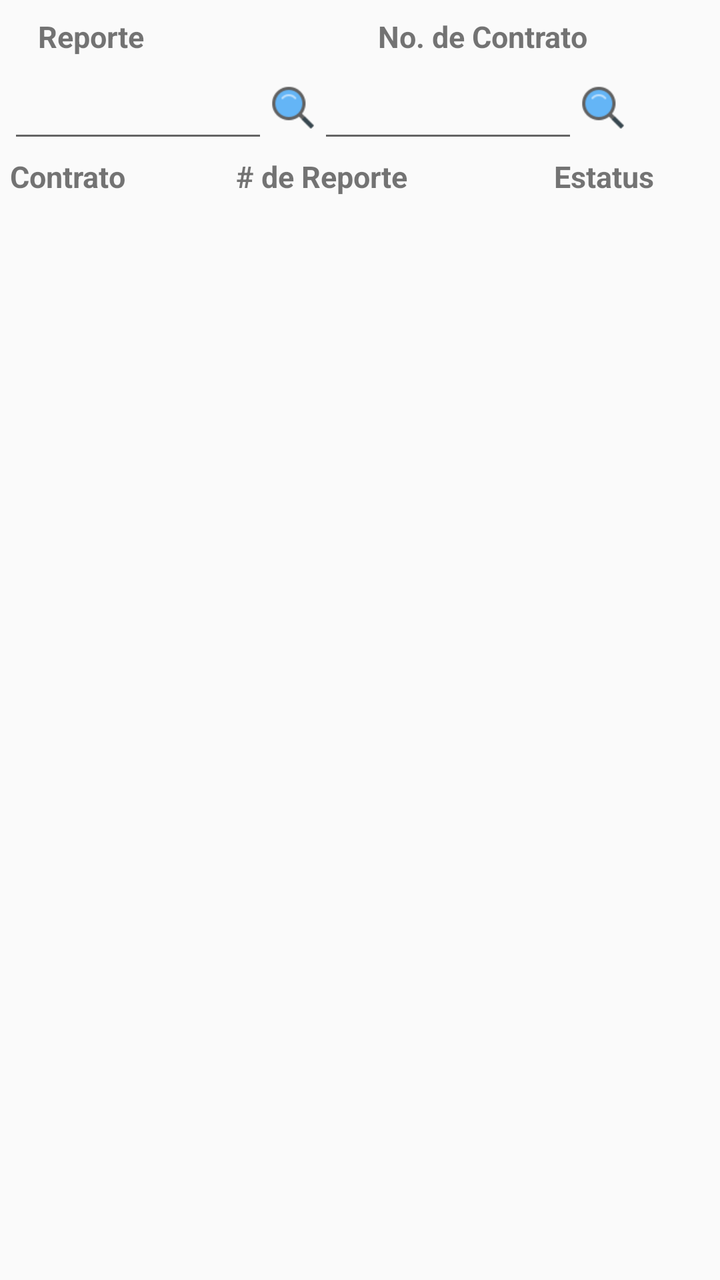
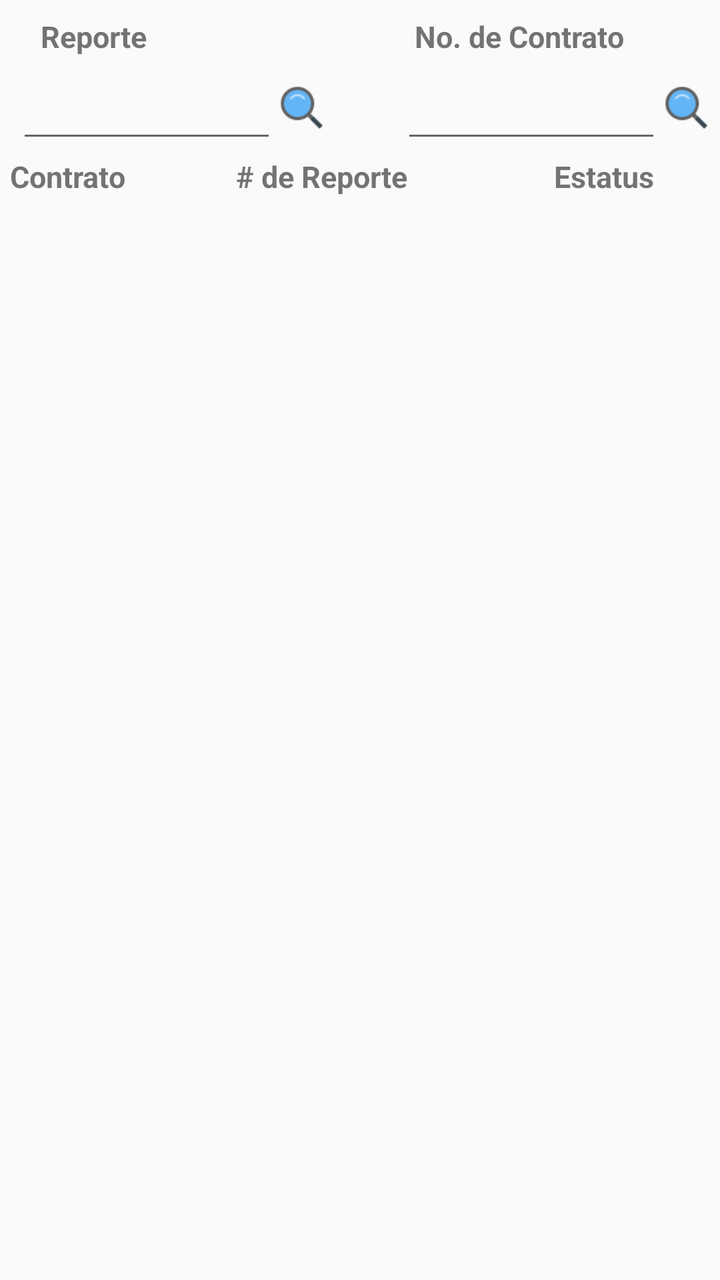

Two renders of the same Android screen: before a commit and after it. Below are the layout's source before the change and the commit's diff.
<!-- AndroidManifest.xml: application theme AppTheme -->
<!-- res/layout/content_reportes.xml -->
<?xml version="1.0" encoding="utf-8"?>
<android.support.constraint.ConstraintLayout xmlns:android="http://schemas.android.com/apk/res/android"
    xmlns:app="http://schemas.android.com/apk/res-auto"
    xmlns:tools="http://schemas.android.com/tools"
    android:layout_width="match_parent"
    android:layout_height="match_parent"
    app:layout_behavior="@string/appbar_scrolling_view_behavior"
    tools:context=".Activitys.Reportes"
    tools:showIn="@layout/app_bar_reportes">

    <ListView
        android:id="@+id/listreporte"
        android:layout_width="match_parent"
        android:layout_height="match_parent"
        android:layout_alignParentTop="true"
        android:layout_marginTop="100dp"
        android:dividerHeight="10dp"
        android:paddingLeft="8dp"
        android:paddingRight="8dp"
        android:textSize="@dimen/chico"
        app:layout_constraintEnd_toEndOf="parent"
        app:layout_constraintStart_toStartOf="parent"
        app:layout_constraintTop_toTopOf="parent" />

    <TextView
        android:id="@+id/textView41"
        android:layout_width="100dp"
        android:layout_height="wrap_content"
        android:layout_marginTop="8dp"
        android:text="@string/reporte"
        android:textSize="15dp"
        android:textStyle="bold"
        app:layout_constraintEnd_toEndOf="@+id/reportesearch"
        app:layout_constraintStart_toStartOf="@+id/reportesearch"
        app:layout_constraintTop_toTopOf="parent" />

    <EditText
        android:id="@+id/reportesearch"
        android:layout_width="130dp"
        android:layout_height="45dp"
        android:layout_alignParentTop="true"
        android:layout_marginStart="4dp"
        android:layout_marginTop="3dp"
        android:inputType="number"
        android:textSize="15dp"
        app:layout_constraintStart_toStartOf="parent"
        app:layout_constraintTop_toBottomOf="@+id/textView41" />

    <Button
        android:id="@+id/breporte"
        android:layout_width="25dp"
        android:layout_height="25dp"
        android:background="@drawable/busqueda"
        android:gravity="center_vertical"
        app:layout_constraintBottom_toBottomOf="@+id/reportesearch"
        app:layout_constraintStart_toEndOf="@+id/reportesearch"
        app:layout_constraintTop_toTopOf="@+id/reportesearch" />


    <EditText
        android:id="@+id/contsearch"
        android:layout_width="130dp"
        android:layout_height="45dp"
        android:layout_alignParentTop="true"
        android:layout_alignParentEnd="true"
        android:layout_marginTop="3dp"
        android:inputType="text|number"
        android:textSize="15dp"
        app:layout_constraintStart_toEndOf="@+id/breporte"
        app:layout_constraintTop_toBottomOf="@+id/textView44" />

    <Button
        android:id="@+id/bcontrato"
        android:layout_width="25dp"
        android:layout_height="25dp"
        android:background="@drawable/busqueda"
        android:gravity="center_vertical"
        app:layout_constraintBottom_toBottomOf="@+id/contsearch"
        app:layout_constraintStart_toEndOf="@+id/contsearch"
        app:layout_constraintTop_toTopOf="@+id/contsearch" />

    <TextView
        android:id="@+id/textView44"
        android:layout_width="125dp"
        android:layout_height="wrap_content"
        android:layout_marginStart="70dp"
        android:layout_marginTop="8dp"
        android:text="@string/n_Contrato"
        android:textSize="@dimen/mediano"
        android:textStyle="bold"
        app:layout_constraintStart_toEndOf="@+id/textView41"
        app:layout_constraintTop_toTopOf="parent" />

    <TextView
        android:id="@+id/textView47"
        android:layout_width="100dp"
        android:layout_height="wrap_content"
        android:layout_alignParentStart="true"
        android:layout_marginStart="5dp"
        android:layout_marginEnd="16dp"
        android:text="@string/contrato"
        android:textSize="@dimen/mediano"
        android:textStyle="bold"
        app:layout_constraintBottom_toTopOf="@+id/listreporte"
        app:layout_constraintEnd_toEndOf="parent"
        app:layout_constraintHorizontal_bias="0.0"
        app:layout_constraintStart_toStartOf="parent"
        app:layout_constraintTop_toBottomOf="@+id/contsearch" />

    <TextView
        android:id="@+id/textView46"
        android:layout_width="100dp"
        android:layout_height="wrap_content"
        android:layout_alignParentStart="true"
        android:layout_marginStart="8dp"
        android:layout_marginTop="8dp"
        android:layout_marginEnd="8dp"
        android:layout_marginBottom="8dp"
        android:text="@string/n_Reporte"
        android:textSize="@dimen/mediano"
        android:textStyle="bold"
        app:layout_constraintBottom_toTopOf="@+id/listreporte"
        app:layout_constraintEnd_toEndOf="parent"
        app:layout_constraintHorizontal_bias="0.44"
        app:layout_constraintStart_toStartOf="@+id/textView47"
        app:layout_constraintTop_toBottomOf="@+id/reportesearch" />


    <TextView
        android:id="@+id/textView45"
        android:layout_width="100dp"
        android:layout_height="wrap_content"
        android:layout_alignParentStart="true"
        android:layout_marginTop="8dp"
        android:layout_marginEnd="8dp"
        android:layout_marginBottom="8dp"
        android:text="@string/estatus"
        android:textAlignment="center"
        android:textSize="15dp"
        android:textStyle="bold"
        app:layout_constraintBottom_toTopOf="@+id/listreporte"
        app:layout_constraintEnd_toEndOf="parent"
        app:layout_constraintTop_toBottomOf="@+id/contsearch" />

</android.support.constraint.ConstraintLayout>
<!-- res/layout/app_bar_reportes.xml (included above) -->
<?xml version="1.0" encoding="utf-8"?>
<android.support.design.widget.CoordinatorLayout xmlns:android="http://schemas.android.com/apk/res/android"
    xmlns:app="http://schemas.android.com/apk/res-auto"
    xmlns:tools="http://schemas.android.com/tools"
    android:layout_width="match_parent"
    android:layout_height="match_parent"
    tools:context=".Activitys.Orden">

    <android.support.design.widget.AppBarLayout
        android:layout_width="match_parent"
        android:layout_height="wrap_content"
        android:theme="@style/AppTheme.AppBarOverlay">

        <android.support.v7.widget.Toolbar
            android:id="@+id/toolbar"
            android:layout_width="match_parent"
            android:layout_height="?attr/actionBarSize"
            android:background="?attr/colorPrimary"
            app:popupTheme="@style/AppTheme.PopupOverlay" />

    </android.support.design.widget.AppBarLayout>

    <include layout="@layout/content_reportes" />




</android.support.design.widget.CoordinatorLayout>
<!-- resources referenced by this layout -->
<resources>
  <dimen name="chico">10dp</dimen>
  <dimen name="mediano">15dp</dimen>
  <!-- drawable busqueda: png bitmap (drawable, 1157 bytes) -->
  <string name="contrato">Contrato</string>
  <string name="estatus">Estatus</string>
  <string name="n_Contrato">No. de Contrato</string>
  <string name="n_Reporte"># de Reporte</string>
  <string name="reporte">Reporte</string>
  <style name="AppTheme.AppBarOverlay" parent="ThemeOverlay.AppCompat.Dark.ActionBar" />
  <style name="AppTheme.PopupOverlay" parent="ThemeOverlay.AppCompat.Light" />
  <style name="AppTheme" parent="Theme.AppCompat.Light.DarkActionBar">
          
          <item name="colorPrimary">@color/colorPrimary</item>
          <item name="colorPrimaryDark">@color/colorPrimaryDark</item>
          <item name="colorAccent">@color/colorAccent</item>
          <item name="android:colorForeground">@android:color/background_dark</item>
      </style>
  <color name="colorPrimary">#0277BD</color>
  <color name="colorPrimaryDark">#004C8C</color>
  <color name="colorAccent">#0000FF</color>
</resources>

<!-- the commit's change to res/layout/content_reportes.xml (unified diff, before → after) -->
@@ -26,12 +26,15 @@
         android:id="@+id/textView41"
         android:layout_width="100dp"
         android:layout_height="wrap_content"
+        android:layout_marginStart="8dp"
         android:layout_marginTop="8dp"
+        android:layout_marginEnd="8dp"
         android:text="@string/reporte"
         android:textSize="15dp"
         android:textStyle="bold"
-        app:layout_constraintEnd_toEndOf="@+id/reportesearch"
-        app:layout_constraintStart_toStartOf="@+id/reportesearch"
+        app:layout_constraintEnd_toEndOf="parent"
+        app:layout_constraintHorizontal_bias="0.05"
+        app:layout_constraintStart_toStartOf="parent"
         app:layout_constraintTop_toTopOf="parent" />
 
     <EditText
@@ -41,8 +44,11 @@
         android:layout_alignParentTop="true"
         android:layout_marginStart="4dp"
         android:layout_marginTop="3dp"
+        android:layout_marginEnd="8dp"
         android:inputType="number"
         android:textSize="15dp"
+        app:layout_constraintEnd_toEndOf="parent"
+        app:layout_constraintHorizontal_bias="0.02"
         app:layout_constraintStart_toStartOf="parent"
         app:layout_constraintTop_toBottomOf="@+id/textView41" />
 
@@ -63,10 +69,14 @@
         android:layout_height="45dp"
         android:layout_alignParentTop="true"
         android:layout_alignParentEnd="true"
+        android:layout_marginStart="8dp"
         android:layout_marginTop="3dp"
+        android:layout_marginEnd="8dp"
         android:inputType="text|number"
         android:textSize="15dp"
-        app:layout_constraintStart_toEndOf="@+id/breporte"
+        app:layout_constraintEnd_toEndOf="parent"
+        app:layout_constraintHorizontal_bias="0.9"
+        app:layout_constraintStart_toStartOf="parent"
         app:layout_constraintTop_toBottomOf="@+id/textView44" />
 
     <Button
@@ -83,12 +93,15 @@
         android:id="@+id/textView44"
         android:layout_width="125dp"
         android:layout_height="wrap_content"
-        android:layout_marginStart="70dp"
+        android:layout_marginStart="8dp"
         android:layout_marginTop="8dp"
+        android:layout_marginEnd="8dp"
         android:text="@string/n_Contrato"
         android:textSize="@dimen/mediano"
         android:textStyle="bold"
-        app:layout_constraintStart_toEndOf="@+id/textView41"
+        app:layout_constraintEnd_toEndOf="parent"
+        app:layout_constraintHorizontal_bias="0.91"
+        app:layout_constraintStart_toStartOf="parent"
         app:layout_constraintTop_toTopOf="parent" />
 
     <TextView
